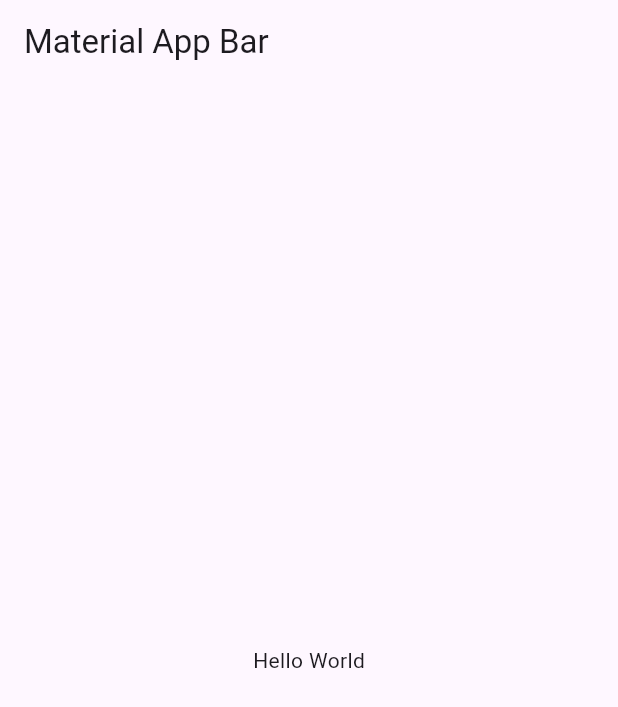
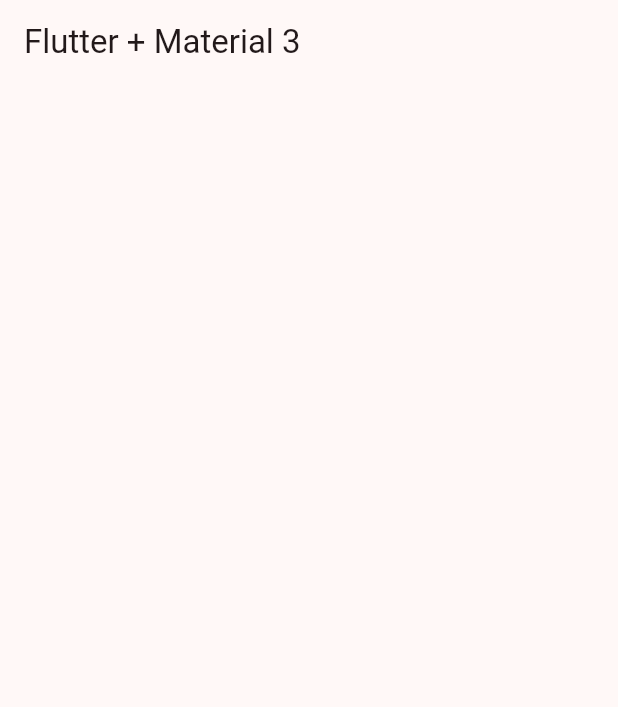
Before and after one commit to x4leqxinn/widgets-app, a Flutter app: the screen it shows after launch, on a phone screen of 412 x 824 dp. Shown: the top 707 px of the screen. Run offline on Flutter 3.47's test engine with Material 3 defaults, Android fonts, the phone set to English and light mode, and no system bars.

Commit message:
add(base): base conf

```diff
--- /dev/null
+++ b/lib/config/theme/app_theme.dart
@@ -0,0 +1,17 @@
+import 'package:flutter/material.dart';
+
+const colorList = <Color>[Colors.blue, Colors.purple, Colors.pink, Colors.red];
+
+class AppTheme {
+  final int selectedColor;
+
+  AppTheme({this.selectedColor = 0})
+    : assert(selectedColor >= 0, 'Selected color must be greater then 0'),
+      assert(
+        selectedColor < colorList.length,
+        'Selected color must be less or equal than ${colorList.length - 1}',
+      );
+
+  ThemeData getTheme() =>
+      ThemeData(useMaterial3: true, colorSchemeSeed: colorList[selectedColor]);
+}
--- a/lib/main.dart
+++ b/lib/main.dart
@@ -1,4 +1,6 @@
 import 'package:flutter/material.dart';
+import 'package:widgets_app/config/theme/app_theme.dart';
+import 'package:widgets_app/presentation/screens/home/home_screen.dart';
 
 void main() => runApp(const MyApp());
 
@@ -9,11 +11,9 @@ class MyApp extends StatelessWidget {
   Widget build(BuildContext context) {
     return MaterialApp(
       debugShowCheckedModeBanner: false,
-      title: 'Material App',
-      home: Scaffold(
-        appBar: AppBar(title: const Text('Material App Bar')),
-        body: const Center(child: Text('Hello World')),
-      ),
+      theme: AppTheme(selectedColor: 2).getTheme(),
+      title: 'Home screen',
+      home: const HomeScreen(),
     );
   }
 }
--- /dev/null
+++ b/lib/presentation/screens/home/home_screen.dart
@@ -0,0 +1,10 @@
+import 'package:flutter/material.dart';
+
+class HomeScreen extends StatelessWidget {
+  const HomeScreen({super.key});
+
+  @override
+  Widget build(BuildContext context) {
+    return Scaffold(appBar: AppBar(title: const Text('Flutter + Material 3')));
+  }
+}
```
Also changed, not shown: lib/config/menu/menu_items.dart (added, +30 -0 lines).
